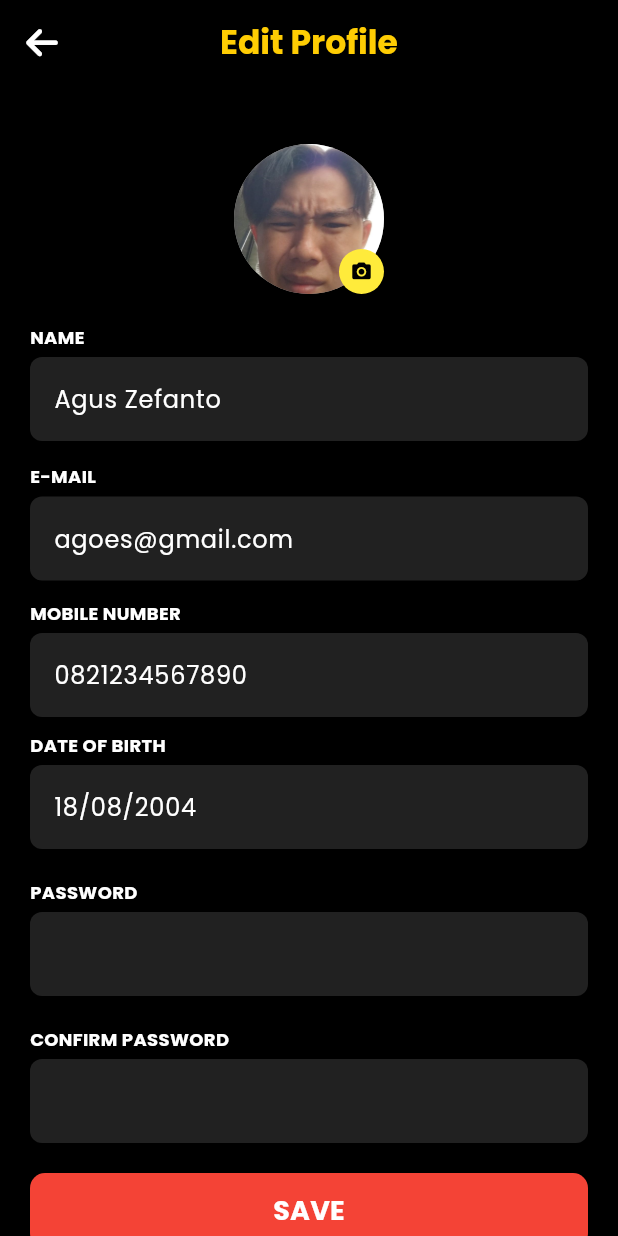
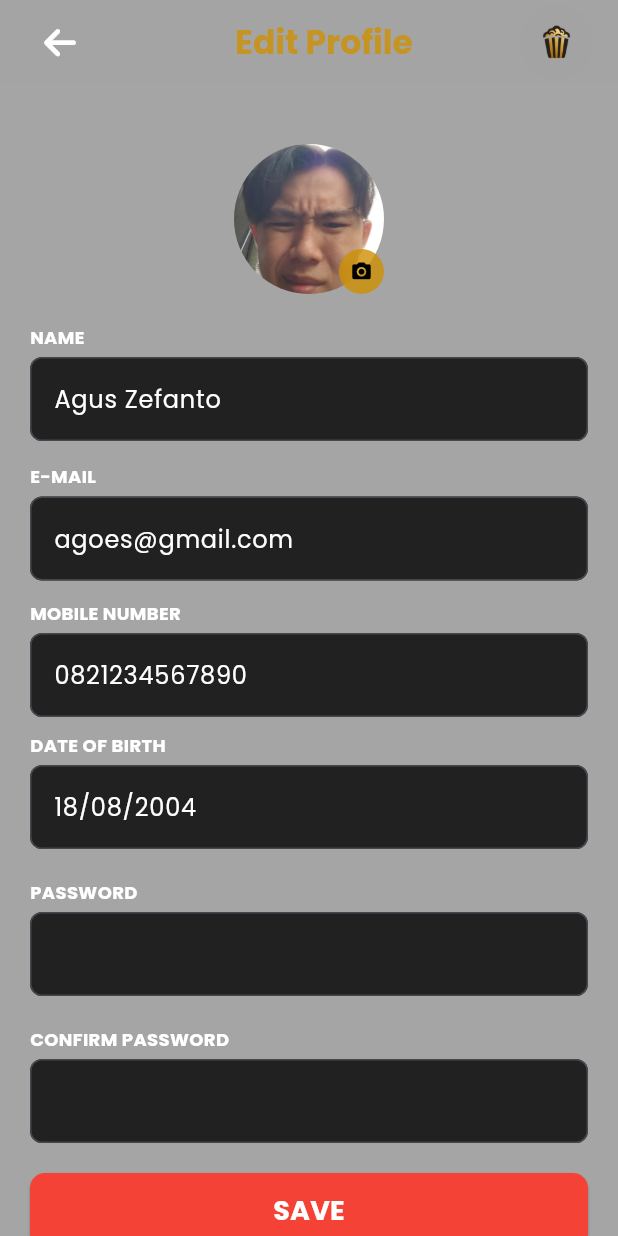
Before and after one commit to ChenCiaLiang/2_D_Bioskop, a Flutter app: the profileScreen screen opened directly, after a tap on "EDIT", on a phone screen of 412 x 824 dp. Run offline on Flutter 3.47's test engine with Material 3 defaults, Android fonts, the light colour scheme and no system bars; our stand-ins replace camera, carousel_slider, flutter_svg, font_awesome_flutter, google_nav_bar, image_picker and 1 more; missing offline and left inert: book_my_seat.

Commit message:
benerin tampilan edit profile dan profile

```diff
--- a/tubez/lib/screens/edit_profile.dart
+++ b/tubez/lib/screens/edit_profile.dart
@@ -1,46 +1,123 @@
 import 'package:flutter/material.dart';
 import 'dart:io';
 import 'package:font_awesome_flutter/font_awesome_flutter.dart';
+import 'package:tubez/service/camera.dart';
+import 'package:image_picker/image_picker.dart';
 
 class EditProfileScreen extends StatefulWidget {
-  const EditProfileScreen({super.key});
+  final String username;
+  final String email;
+  final String noTelp;
+  final String dateBirth;
+  final String password;
+
+  const EditProfileScreen({
+    super.key,
+    required this.username,
+    required this.email,
+    required this.noTelp,
+    required this.dateBirth,
+    required this.password,
+  });
 
   @override
   State<EditProfileScreen> createState() => _EditProfileScreenState();
 }
 
 class _EditProfileScreenState extends State<EditProfileScreen> {
-  TextEditingController controllerUsername =
-      TextEditingController(text: 'Agus Zefanto');
-  TextEditingController controllerEmail =
-      TextEditingController(text: 'agoes@gmail.com');
-  TextEditingController controllerTelp =
-      TextEditingController(text: '0821234567890');
-  TextEditingController controllerTanggal =
-      TextEditingController(text: '18/08/2004');
-  TextEditingController controllerPassword = TextEditingController();
-  TextEditingController controllerConfirm = TextEditingController();
+  late TextEditingController controllerUsername;
+  late TextEditingController controllerEmail;
+  late TextEditingController controllerTelp;
+  late TextEditingController controllerDateBirth;
+  late TextEditingController controllerPassword;
+  late TextEditingController controllerConfirm;
+
+  @override
+  void initState() {
+    super.initState();
+    controllerUsername = TextEditingController(text: widget.username);
+    controllerEmail = TextEditingController(text: widget.email);
+    controllerTelp = TextEditingController(text: widget.noTelp);
+    controllerDateBirth = TextEditingController(text: widget.dateBirth);
+    controllerPassword = TextEditingController();
+    controllerConfirm = TextEditingController();
+  }
 
   File? _profileImage;
 
-  Future<void> _changeProfileImage() async {}
+  final ImagePicker _picker = ImagePicker();
+
+  Future<void> _chooseProfileImage() async {
+    final ImageSource? source = await showDialog<ImageSource>(
+      context: context,
+      builder: (BuildContext context) {
+        return AlertDialog(
+          title: const Text('Pilih Sumber Gambar'),
+          actions: [
+            TextButton(
+              onPressed: () {
+                Navigator.pop(context, ImageSource.camera); // Camera
+              },
+              child: const Text('Kamera'),
+            ),
+            TextButton(
+              onPressed: () {
+                Navigator.pop(context, ImageSource.gallery); // Gallery
+              },
+              child: const Text('Galeri'),
+            ),
+          ],
+        );
+      },
+    );
+
+    if (source != null) {
+      final XFile? pickedFile = await _picker.pickImage(source: source);
+
+      if (pickedFile != null) {
+        setState(() {
+          _profileImage = File(pickedFile.path);
+        });
+      }
+    }
+  }
 
   @override
   Widget build(BuildContext context) {
     return Scaffold(
-      backgroundColor: Colors.black,
       appBar: AppBar(
-        backgroundColor: Colors.black,
+        backgroundColor: const Color.fromARGB(36, 158, 158, 158),
         leading: IconButton(
           onPressed: () => Navigator.pop(context),
           icon: const Icon(FontAwesomeIcons.arrowLeft, color: Colors.white),
         ),
-        title: const Text(
-          'Edit Profile',
-          style: TextStyle(
-            color: Color.fromARGB(255, 255, 205, 3),
-            fontWeight: FontWeight.bold,
-          ),
+        leadingWidth: 80,
+        title: Row(
+          // mainAxisAlignment: MainAxisAlignment.center,
+          children: [
+            const Expanded(
+              child: Text(
+                'Edit Profile',
+                textAlign: TextAlign.center,
+                style: TextStyle(
+                  color: Color.fromARGB(205, 205, 144, 3),
+                  fontWeight: FontWeight.bold,
+                ),
+              ),
+            ),
+            const SizedBox(width: 10),
+            CircleAvatar(
+              backgroundColor: const Color.fromARGB(36, 158, 158, 158),
+              radius: 25,
+              child: ClipOval(
+                child: Image.asset(
+                  'assets/images/logo.png',
+                  height: 60,
+                  width: 60,
+                ),
+              ),
+            ),
+          ],
         ),
         centerTitle: true,
       ),
@@ -64,10 +141,10 @@
                   bottom: 0,
                   right: 0,
                   child: GestureDetector(
-                    onTap: _changeProfileImage,
+                    onTap: _chooseProfileImage, // Use the new function here
                     child: CircleAvatar(
                       radius: 15,
-                      backgroundColor: Colors.yellow,
+                      backgroundColor: const Color.fromARGB(205, 205, 144, 3),
                       child: const Icon(
                         Icons.camera_alt,
                         color: Colors.black,
@@ -86,7 +163,7 @@
             _buildTextField(label: "MOBILE NUMBER", controller: controllerTelp),
             const SizedBox(height: 10),
             _buildTextField(
-                label: "DATE OF BIRTH", controller: controllerTanggal),
+                label: "DATE OF BIRTH", controller: controllerDateBirth),
             const SizedBox(height: 20),
             _buildTextField(
                 label: "PASSWORD",
@@ -100,7 +177,26 @@
             const SizedBox(height: 20),
             ElevatedButton(
               onPressed: () {
-                // Save profile changes logic
+                if (controllerPassword.text != controllerConfirm.text) {
+                  ScaffoldMessenger.of(context).showSnackBar(
+                    const SnackBar(content: Text("Passwords do not match!")),
+                  );
+                  return;
+                }
+
+                String updatedUsername = controllerUsername.text;
+                String updatedEmail = controllerEmail.text;
+                String updatedNoTelp = controllerTelp.text;
+                String updatedDateBirth = controllerDateBirth.text;
+                String updatedPassword = controllerPassword.text;
+
+                Navigator.pop(context, {
+                  'username': updatedUsername,
+                  'Email': updatedEmail,
+                  'noTelp': updatedNoTelp,
+                  'dateBirth': updatedDateBirth,
+                  'password': updatedPassword,
+                });
               },
               style: ElevatedButton.styleFrom(
                 backgroundColor: Colors.red,
@@ -147,7 +243,7 @@
             fillColor: Colors.grey[900],
             border: OutlineInputBorder(
               borderRadius: BorderRadius.circular(8),
-              borderSide: BorderSide.none,
+              borderSide: BorderSide(color: Colors.white, width: 2),
             ),
           ),
           style: const TextStyle(color: Colors.white),
--- a/tubez/lib/screens/profile.dart
+++ b/tubez/lib/screens/profile.dart
@@ -2,7 +2,6 @@
 import 'package:font_awesome_flutter/font_awesome_flutter.dart';
 import 'package:tubez/screens/login.dart';
 import 'package:tubez/screens/edit_profile.dart';
-import 'package:tubez/service/camera.dart';
 import 'dart:io';
 
 class profileScreen extends StatefulWidget {
@@ -13,7 +12,7 @@
 }
 
 class _profileScreenState extends State<profileScreen> {
-  final bool _isEditing = false;
+  // final bool _isEditing = false;
   String _name = 'Agus Zefanto';
   String _email = 'agoes@gmail.com';
   String _noTelp = '0821234567890';
@@ -22,17 +21,14 @@
 
   File? _profileImage;
 
-  Future<void> _captureProfileImage() async {
-    final imagePath = await Navigator.push(
-      context,
-      MaterialPageRoute(builder: (context) => const CameraView()),
-    );
-
-    if (imagePath != null && imagePath is String) {
+  void updateProfile(Map<String, String> updatedData) {
     setState(() {
-        _profileImage = File(imagePath);
+      _name = updatedData['username']!;
+      _email = updatedData['email']!;
+      _noTelp = updatedData['noTelp']!;
+      _dateBirth = updatedData['dateBirth']!;
+      _password = updatedData['password']!;
     });
-    }
   }
 
   @override
@@ -44,16 +40,37 @@
           onPressed: () {
             Navigator.pop(context);
           },
-          icon: const Icon(FontAwesomeIcons.arrowLeftLong,
-              color: Color.fromARGB(205, 205, 144, 3)),
+          icon: const Icon(FontAwesomeIcons.arrowLeft, color: Colors.white),
         ),
         leadingWidth: 80,
-        title: const Text(
+        title: Center(
+          child: Row(
+            mainAxisAlignment: MainAxisAlignment.center,
+            children: [
+              const Expanded(
+                child: Text(
                   'My Profile',
+                  textAlign: TextAlign.center,
                   style: TextStyle(
+                    color: Color.fromARGB(205, 205, 144, 3),
                     fontWeight: FontWeight.bold,
-              fontSize: 30,
-              color: Color.fromARGB(205, 205, 144, 3)),
+                  ),
+                ),
+              ),
+              const SizedBox(width: 10),
+              CircleAvatar(
+                backgroundColor: const Color.fromARGB(36, 158, 158, 158),
+                radius: 25,
+                child: ClipOval(
+                  child: Image.asset(
+                    'assets/images/logo.png',
+                    height: 60,
+                    width: 60,
+                  ),
+                ),
+              ),
+            ],
+          ),
         ),
         centerTitle: true,
       ),
@@ -77,7 +94,6 @@
                     ),
                   ),
                   GestureDetector(
-                    onTap: _captureProfileImage,
                     child: CircleAvatar(
                       radius: 60,
                       backgroundImage: _profileImage != null
@@ -87,25 +103,24 @@
                       backgroundColor: Colors.grey,
                     ),
                   ),
-                  const SizedBox(
-                    width: 20,
-                  ),
-                  const Expanded(
+                  const SizedBox(width: 20),
+                  Expanded(
                     child: Column(
                       crossAxisAlignment: CrossAxisAlignment.start,
                       children: [
                         Text(
-                          'Agus Zefanto',
+                          _name,
                           style: TextStyle(
                             fontWeight: FontWeight.bold,
                             fontSize: 27,
-                              color: Color.fromARGB(255, 255, 255, 255)),
+                            color: Color.fromARGB(255, 255, 255, 255),
+                          ),
                         ),
                         SizedBox(
                           height: 3,
                         ),
                         Text(
-                          '+62 0812 6667 6969',
+                          _noTelp,
                           style: TextStyle(
                               fontSize: 16,
                               color: Color.fromARGB(255, 111, 111, 111)),
@@ -116,10 +131,7 @@
                 ],
               ),
             ),
-            const SizedBox(
-              height: 20,
-            ),
-            const SizedBox(height: 20),
+            const SizedBox(height: 50),
             Padding(
               padding: const EdgeInsets.symmetric(horizontal: 20),
               child: Row(
@@ -133,12 +145,23 @@
                     ),
                   ),
                   GestureDetector(
-                    onTap: () {
-                      Navigator.push(
+                    onTap: () async {
+                      final updatedData = await Navigator.push(
                         context,
                         MaterialPageRoute(
-                            builder: (context) => const EditProfileScreen()),
+                          builder: (context) => EditProfileScreen(
+                            username: _name,
+                            email: _email,
+                            noTelp: _noTelp,
+                            dateBirth: _dateBirth,
+                            password: _password,
+                          ),
+                        ),
                       );
+
+                      if (updatedData != null) {
+                        updateProfile(updatedData);
+                      }
                     },
                     child: const Text(
                       'EDIT',
@@ -157,31 +180,11 @@
               color: Color.fromARGB(104, 178, 178, 178),
             ),
             const SizedBox(height: 20),
-            _buildProfileInfo("Username", _name, _isEditing, (value) {
-              setState(() {
-                _name = value;
-              });
-            }),
-            _buildProfileInfo("Email", _email, _isEditing, (value) {
-              setState(() {
-                _email = value;
-              });
-            }),
-            _buildProfileInfo("Nomor Telepon", _noTelp, _isEditing, (value) {
-              setState(() {
-                _noTelp = value;
-              });
-            }),
-            _buildProfileInfo("Tanggal Lahir", _dateBirth, _isEditing, (value) {
-              setState(() {
-                _dateBirth = value;
-              });
-            }),
-            _buildProfileInfo("Password", _password, _isEditing, (value) {
-              setState(() {
-                _password = value;
-              });
-            }),
+            _buildProfileInfo("Username", _name),
+            _buildProfileInfo("Email", _email),
+            _buildProfileInfo("Nomor Telepon", _noTelp),
+            _buildProfileInfo("Tanggal Lahir", _dateBirth),
+            _buildProfileInfo("Password", _password),
             const SizedBox(
               height: 20,
             ),
@@ -208,25 +211,26 @@
     );
   }
 
-  Widget _buildProfileInfo(
-      String label, String value, bool isEditing, Function(String) onChanged) {
+  Widget _buildProfileInfo(String label, String value) {
     return Container(
       margin: const EdgeInsets.symmetric(vertical: 25),
       child: Row(
         mainAxisAlignment: MainAxisAlignment.spaceBetween,
         children: [
-          Text(label,
+          Text(
+            label,
             style: const TextStyle(
-                  fontSize: 16, color: Color.fromARGB(255, 255, 255, 255))),
-          isEditing
-              ? TextField(
-                  controller: TextEditingController(text: value),
-                  onChanged: onChanged,
-                  style: const TextStyle(fontSize: 16),
-                )
-              : Text(value,
+              fontSize: 16,
+              color: Color.fromARGB(255, 255, 255, 255),
+            ),
+          ),
+          Text(
+            value,
             style: const TextStyle(
-                      fontSize: 16, color: Color.fromARGB(255, 255, 255, 255))),
+              fontSize: 16,
+              color: Color.fromARGB(255, 255, 255, 255),
+            ),
+          ),
         ],
       ),
     );
--- a/tubez/pubspec.yaml
+++ b/tubez/pubspec.yaml
@@ -29,6 +29,7 @@
   responsive_sizer: ^3.3.1
   book_my_seat: ^1.0.1
   flutter_svg: ^1.0.0
+  image_picker: ^1.1.2
 
 flutter:
   uses-material-design: true
```
Also changed, not shown: tubez/pubspec.lock, 6 other files. Lines whose indentation alone changed are shown as unchanged.
